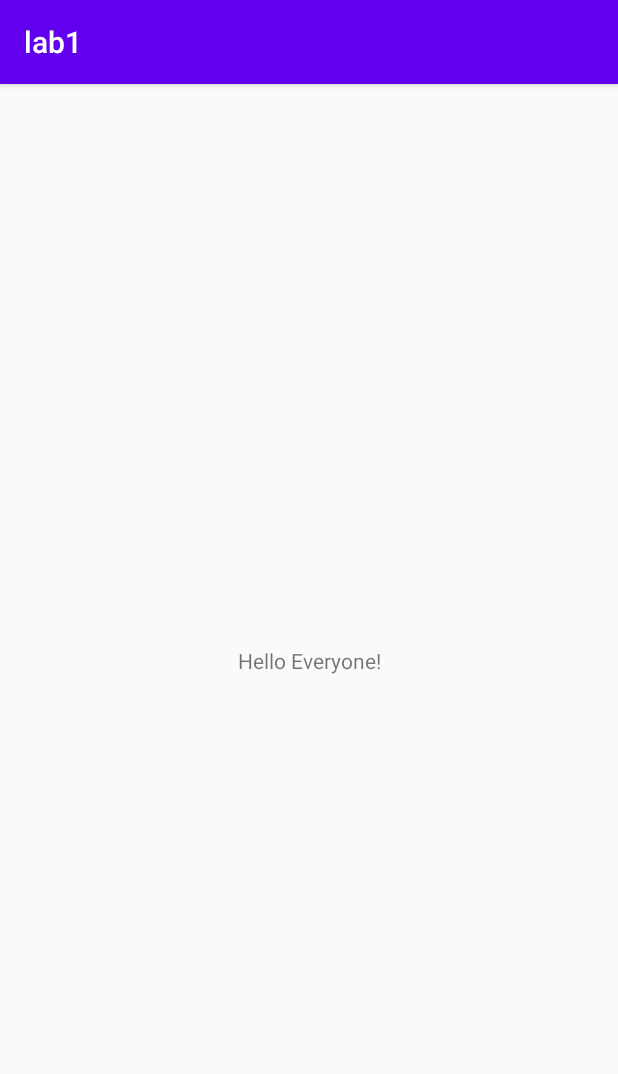
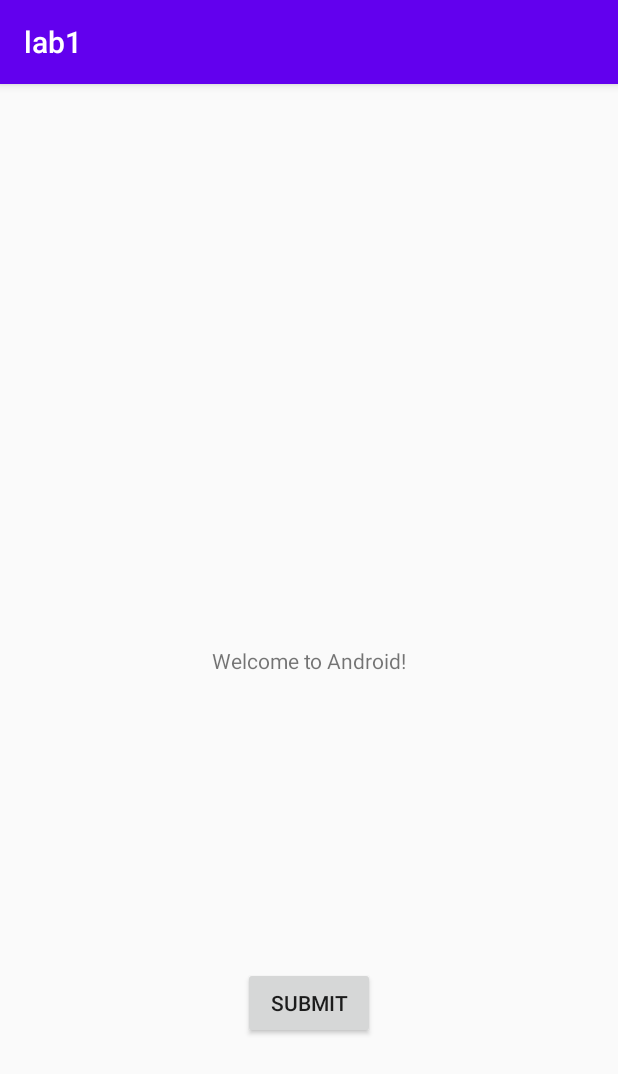
Before and after one commit to CS407-Fall-2021/lab1-YingzeHou, an Android app: the screen it shows after launch (LabActivity), on a phone screen of 412 x 824 dp. Shown: the top 1074 px of the screen. Run offline under Robolectric (Android 15) with nearby library versions, the phone set to English and light mode, and no system bars.

Commit message:
Make layout change

```diff
--- a/app/src/main/res/layout/activity_main.xml
+++ b/app/src/main/res/layout/activity_main.xml
@@ -7,12 +7,23 @@
     tools:context=".LabActivity">
 
     <TextView
+        android:id="@+id/textView"
         android:layout_width="wrap_content"
         android:layout_height="wrap_content"
-        android:text="Hello Everyone!"
+        android:text="Welcome to Android!"
         app:layout_constraintBottom_toBottomOf="parent"
         app:layout_constraintLeft_toLeftOf="parent"
         app:layout_constraintRight_toRightOf="parent"
         app:layout_constraintTop_toTopOf="parent" />
 
+    <Button
+        android:id="@+id/button"
+        android:layout_width="wrap_content"
+        android:layout_height="wrap_content"
+        android:layout_marginBottom="131dp"
+        android:text="Submit"
+        app:layout_constraintBottom_toBottomOf="parent"
+        app:layout_constraintEnd_toEndOf="parent"
+        app:layout_constraintStart_toStartOf="parent" />
+
 </androidx.constraintlayout.widget.ConstraintLayout>
```
